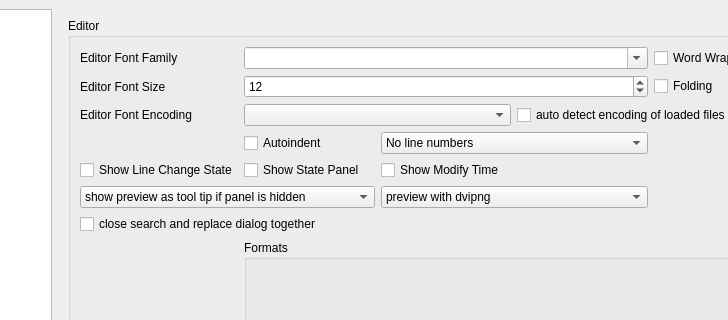
Qt form configdialog.ui (svn2github/texstudio-trunk) before a commit; both pictures show x 107 to 835 and y 0 to 320 of the 921 by 610 pixel window.
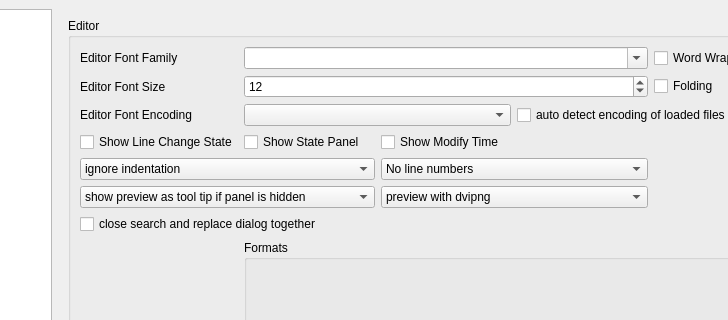
The same form after that commit. The open tabs and pages were chosen to show the change. Icons and pictures are not drawn.

Commit message: fix unindentation bug (2823950) and added new indentation behaviour

```diff
--- a/configdialog.ui
+++ b/configdialog.ui
@@ -115,7 +115,7 @@
       </size>
      </property>
      <property name="currentIndex">
-      <number>0</number>
+      <number>4</number>
      </property>
      <widget class="QWidget" name="page_2">
       <layout class="QVBoxLayout">
@@ -808,17 +808,7 @@
             </property>
            </widget>
           </item>
-          <item row="3" column="1">
-           <widget class="QCheckBox" name="checkBoxAutoIndent">
-            <property name="text">
-             <string>Autoindent</string>
-            </property>
-            <property name="advancedOption" stdset="0">
-             <bool>true</bool>
-            </property>
-           </widget>
-          </item>
-          <item row="3" column="2" colspan="2">
+          <item row="4" column="2" colspan="2">
            <widget class="QComboBox" name="comboboxLineNumbers">
             <property name="advancedOption" stdset="0">
              <bool>true</bool>
@@ -840,37 +830,7 @@
             </item>
            </widget>
           </item>
-          <item row="4" column="0">
-           <widget class="QCheckBox" name="checkBoxLineState">
-            <property name="text">
-             <string>Show Line Change State</string>
-            </property>
-            <property name="advancedOption" stdset="0">
-             <bool>true</bool>
-            </property>
-           </widget>
-          </item>
-          <item row="4" column="1">
-           <widget class="QCheckBox" name="checkBoxState">
-            <property name="text">
-             <string>Show State Panel</string>
-            </property>
-            <property name="advancedOption" stdset="0">
-             <bool>true</bool>
-            </property>
-           </widget>
-          </item>
-          <item row="4" column="2">
-           <widget class="QCheckBox" name="checkBoxDisplayModifyTime">
-            <property name="text">
-             <string>Show Modify Time</string>
-            </property>
-            <property name="advancedOption" stdset="0">
-             <bool>true</bool>
-            </property>
-           </widget>
-          </item>
-          <item row="5" column="0" colspan="2">
+          <item row="6" column="0" colspan="2">
            <widget class="QComboBox" name="comboBoxPreviewMode">
             <property name="advancedOption" stdset="0">
              <bool>true</bool>
@@ -897,7 +857,7 @@
             </item>
            </widget>
           </item>
-          <item row="5" column="2" colspan="2">
+          <item row="6" column="2" colspan="2">
            <widget class="QComboBox" name="comboBoxDvi2PngMode">
             <property name="advancedOption" stdset="0">
              <bool>true</bool>
@@ -919,7 +879,7 @@
             </item>
            </widget>
           </item>
-          <item row="7" column="1" colspan="4">
+          <item row="8" column="1" colspan="4">
            <widget class="QGroupBox" name="formatConfigBox">
             <property name="sizePolicy">
              <sizepolicy hsizetype="Preferred" vsizetype="MinimumExpanding">
@@ -944,7 +904,7 @@
             </property>
            </widget>
           </item>
-          <item row="6" column="0" colspan="2">
+          <item row="7" column="0" colspan="2">
            <widget class="QCheckBox" name="checkBoxCloseSearchReplaceTogether">
             <property name="text">
              <string>close search and replace dialog together</string>
@@ -954,6 +914,58 @@
             </property>
            </widget>
           </item>
+          <item row="4" column="0" colspan="2">
+           <widget class="QComboBox" name="comboBoxAutoIndent">
+            <property name="advancedOption" stdset="0">
+             <bool>true</bool>
+            </property>
+            <item>
+             <property name="text">
+              <string>ignore indentation</string>
+             </property>
+            </item>
+            <item>
+             <property name="text">
+              <string>keep indentation</string>
+             </property>
+            </item>
+            <item>
+             <property name="text">
+              <string>indent and unindent automatically</string>
+             </property>
+            </item>
+           </widget>
+          </item>
+          <item row="3" column="0">
+           <widget class="QCheckBox" name="checkBoxLineState">
+            <property name="text">
+             <string>Show Line Change State</string>
+            </property>
+            <property name="advancedOption" stdset="0">
+             <bool>true</bool>
+            </property>
+           </widget>
+          </item>
+          <item row="3" column="1">
+           <widget class="QCheckBox" name="checkBoxState">
+            <property name="text">
+             <string>Show State Panel</string>
+            </property>
+            <property name="advancedOption" stdset="0">
+             <bool>true</bool>
+            </property>
+           </widget>
+          </item>
+          <item row="3" column="2" colspan="2">
+           <widget class="QCheckBox" name="checkBoxDisplayModifyTime">
+            <property name="text">
+             <string>Show Modify Time</string>
+            </property>
+            <property name="advancedOption" stdset="0">
+             <bool>true</bool>
+            </property>
+           </widget>
+          </item>
          </layout>
         </widget>
        </item>
```
The commit also changes 6 other files.
